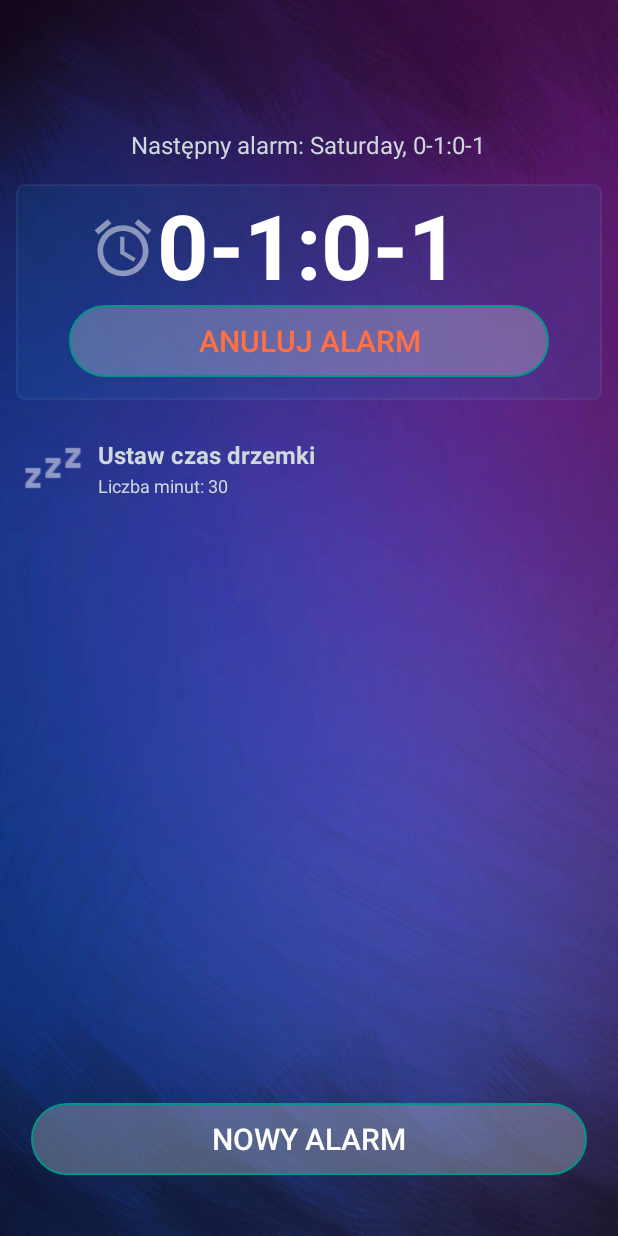
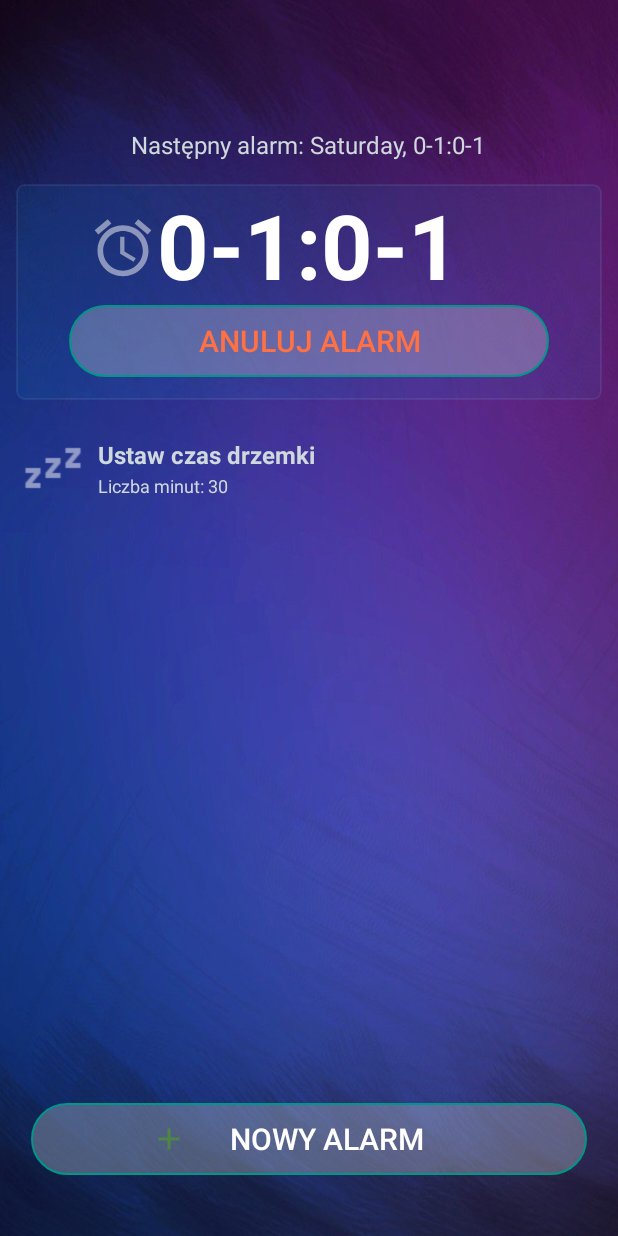
Before and after one commit to Marczu/ObudzMnie, an Android app: the screen it shows after launch (TimerActivity), on a phone screen of 412 x 824 dp. Run offline under Robolectric (Android 15) with nearby library versions, the phone set to English and light mode, and no system bars.

Commit message:
commit 22 drobne poprawki

```diff
--- a/app/src/main/java/com/marcinmejner/obudzmnie/broadcast/MyBroadcastReciver.kt
+++ b/app/src/main/java/com/marcinmejner/obudzmnie/broadcast/MyBroadcastReciver.kt
@@ -17,7 +17,7 @@ class MyBroadcastReciver: BroadcastReceiver(){
 
         if(intent?.action.equals("com.tester.alarmmanager")){
             var b = intent?.extras
-            val notify = MyNotification(context).apply { displayNotification() }
+//            val notify = MyNotification(context).apply { displayNotification() }
             Log.d(TAG, "onReceive: alarm uruchomiony")
             initAlarmActivity(context)
         }
--- /dev/null
+++ b/app/src/main/res/drawable/add_time.xml
@@ -0,0 +1,5 @@
+<vector android:alpha="0.76" android:height="24dp"
+    android:tint="#4B942F" android:viewportHeight="24.0"
+    android:viewportWidth="24.0" android:width="24dp" xmlns:android="http://schemas.android.com/apk/res/android">
+    <path android:fillColor="#FF000000" android:pathData="M19,13h-6v6h-2v-6H5v-2h6V5h2v6h6v2z"/>
+</vector>
--- /dev/null
+++ b/app/src/main/res/drawable/cancel_alarm.xml
@@ -0,0 +1,5 @@
+<vector android:height="24dp" android:tint="#FF7043"
+    android:viewportHeight="24.0" android:viewportWidth="24.0"
+    android:width="24dp" xmlns:android="http://schemas.android.com/apk/res/android">
+    <path android:fillColor="#FF000000" android:pathData="M19,6.41L17.59,5 12,10.59 6.41,5 5,6.41 10.59,12 5,17.59 6.41,19 12,13.41 17.59,19 19,17.59 13.41,12z"/>
+</vector>
--- a/app/src/main/res/layout/activity_timer.xml
+++ b/app/src/main/res/layout/activity_timer.xml
@@ -122,7 +122,16 @@
         android:textColor="#FFF"
         android:background="@drawable/white_rounded_button"
         android:text="Nowy Alarm"
-        android:layout_height="wrap_content" />
+       android:drawableStart="@drawable/add_time"
+        android:paddingLeft="80dp"
+        android:paddingRight="80dp"
+        android:layout_height="wrap_content"/>
+
+
+
+
+
+
 
 
 
```
Also changed, not shown: app/src/main/java/com/marcinmejner/obudzmnie/alarm/AlarmActivity.kt (+11 -5 lines).
